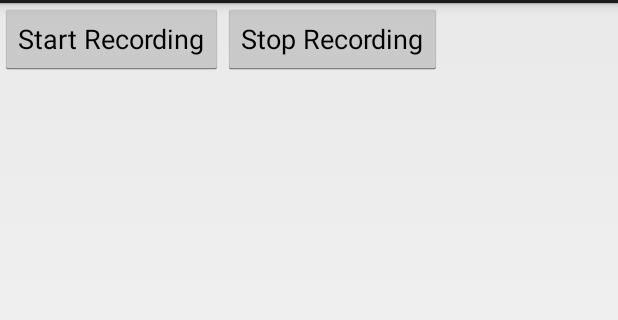
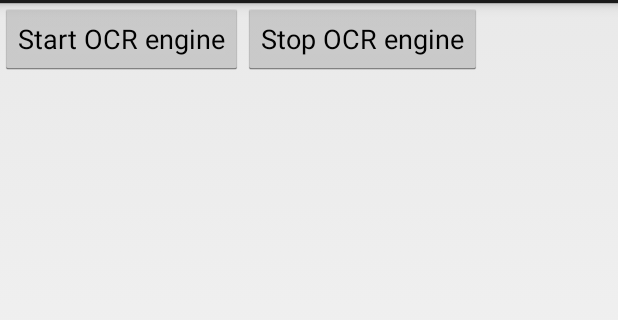
Before and after one commit to murali129/ScreenOCR, an Android app: the screen it shows after launch (ScreenCaptureImageActivity), on a phone screen of 412 x 824 dp, the part 69-389 px from its top. Run offline under Robolectric (Android 15) with nearby library versions, the phone set to English and light mode, and no system bars; our stand-ins replace AdMob; libraries missing offline, so code that uses them is left out: com.googlecode.tesseract; 2 statements that could not run were skipped.

Commit message:
change the app icon

```diff
--- a/app/src/main/AndroidManifest.xml
+++ b/app/src/main/AndroidManifest.xml
@@ -8,7 +8,7 @@
 
     <application
         android:allowBackup="true"
-        android:icon="@drawable/ic_launcher"
+        android:icon="@drawable/ocr"
         android:label="@string/app_name"
         android:theme="@style/AppTheme" >
         <activity
--- a/app/src/main/res/layout/activity_main.xml
+++ b/app/src/main/res/layout/activity_main.xml
@@ -3,7 +3,6 @@
     android:layout_width="match_parent"
     android:layout_height="match_parent"
     android:orientation="horizontal">
-
 
     <Button
         android:id="@+id/startButton"
--- a/app/src/main/res/values/strings.xml
+++ b/app/src/main/res/values/strings.xml
@@ -2,9 +2,8 @@
 <resources>
 
     <string name="app_name">ScreenCaptureImage</string>
-    <string name="hello_world">Hello world!</string>
     <string name="action_settings">Settings</string>
-    <string name="start_recording">Start Recording</string>
-    <string name="stop_recording">Stop Recording</string>
+    <string name="start_recording">Start OCR engine</string>
+    <string name="stop_recording">Stop OCR engine</string>
 
 </resources>
```
Also changed, not shown: app/src/main/java/com/murali129/screenocr/ScreenCaptureImageActivity.java (line endings or trailing spaces), app/src/main/res/drawable-hdpi/ic_launcher.png (deleted), app/src/main/res/drawable-mdpi/ic_launcher.png (deleted), app/src/main/res/drawable-mdpi/ocr.png (added), app/src/main/res/drawable-xhdpi/ic_launcher.png (deleted), app/src/main/res/drawable-xxhdpi/ic_launcher.png (deleted).
